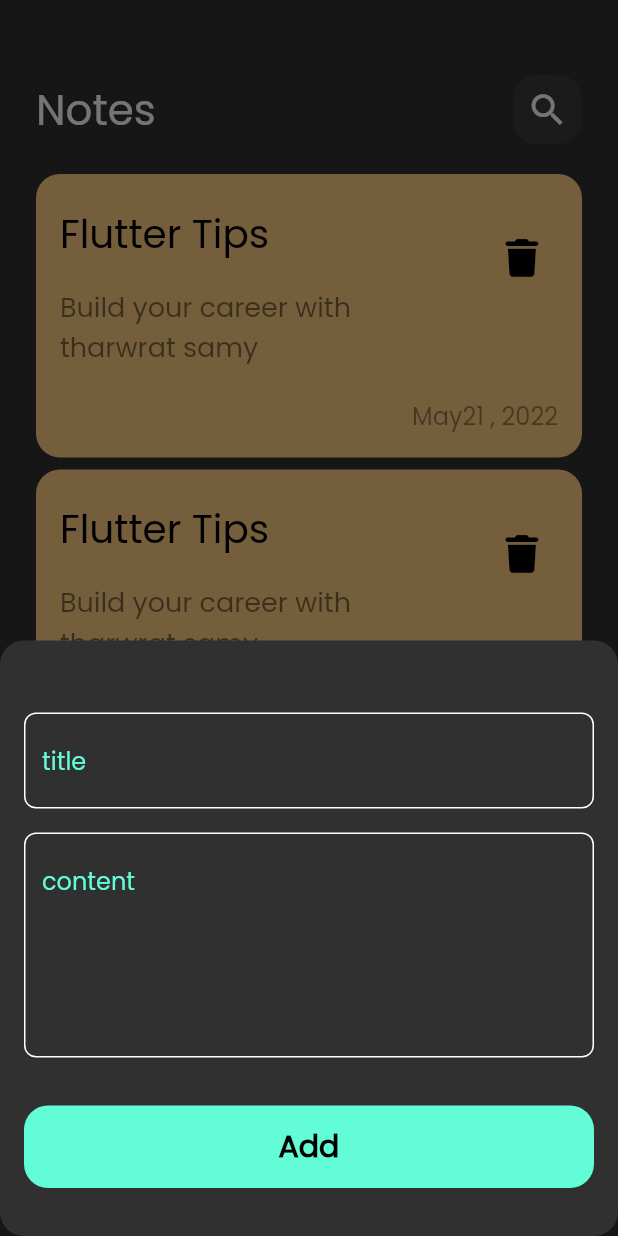
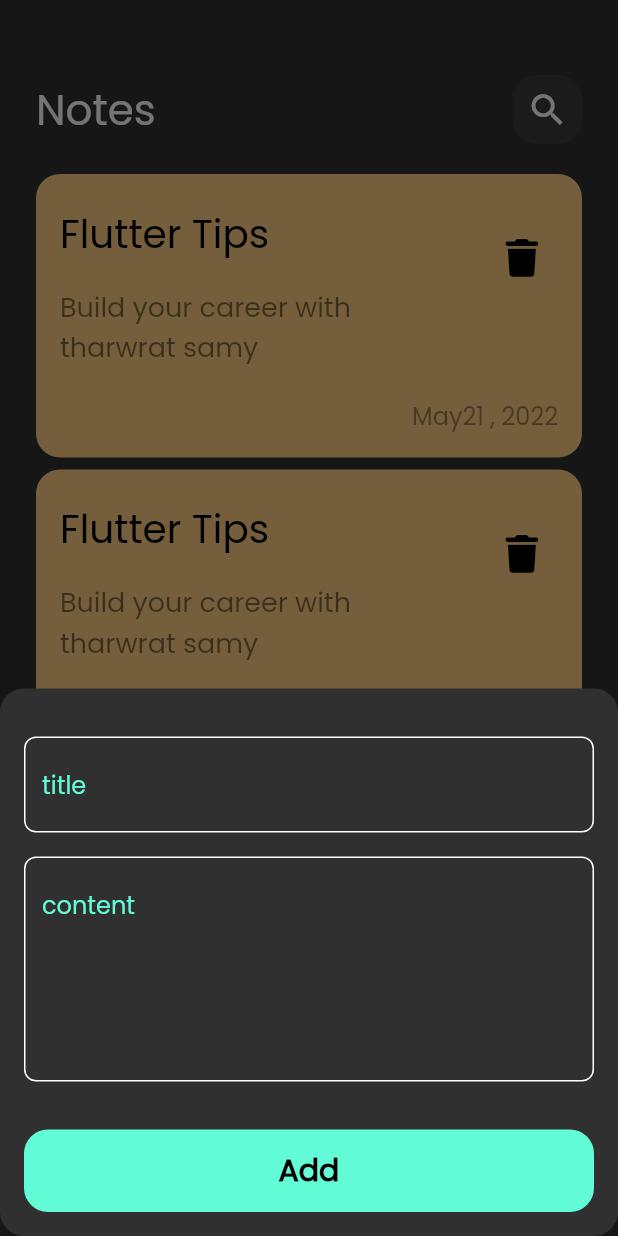
Before and after one commit to HusseinSalem17/note_app, a Flutter app: the screen it shows after launch, after a tap on the "add" icon, on a phone screen of 412 x 824 dp. Run offline on Flutter 3.47's test engine with Material 2 defaults, Android fonts, the phone set to English and light mode, and no system bars; our stand-ins replace bloc, flutter_bloc, font_awesome_flutter, hive, hive_flutter; accounts and stored records are empty.

Commit message:
create notes state

```diff
--- a/lib/views/notes_view.dart
+++ b/lib/views/notes_view.dart
@@ -11,9 +11,11 @@ class NotesView extends StatelessWidget {
       floatingActionButton: FloatingActionButton(
         onPressed: () {
           showModalBottomSheet(
-            shape: RoundedRectangleBorder(
-              borderRadius: BorderRadius.circular(16),
-            ),
+              //to make the ui resize after show the keyboard (move the BottomSheet to up)
+              isScrollControlled: true,
+              shape: RoundedRectangleBorder(
+                borderRadius: BorderRadius.circular(16),
+              ),
               context: context,
               builder: (context) {
                 return const AddNoteBottomSheet();
--- a/lib/views/widgets/add_note_bottom_sheet.dart
+++ b/lib/views/widgets/add_note_bottom_sheet.dart
@@ -24,9 +24,15 @@ class AddNoteBottomSheet extends StatelessWidget {
           //to stop the user to make any action after press button(if true (absorbing) stop make any action during implementation)
           return AbsorbPointer(
             absorbing: state is AddNoteLoading ? true : false,
-            child: const Padding(
-              padding: EdgeInsets.all(16),
-              child: SingleChildScrollView(child: AddNoteForm()),
+            child: Padding(
+              //to make the ui resize after show the keyboard (so make padding from bottom the same size of keyboard so used viewInsets)
+              padding: EdgeInsets.only(
+                  bottom: MediaQuery.of(context).viewInsets.bottom,
+                  left: 16,
+                  right: 16),
+              child: const SingleChildScrollView(
+                child: AddNoteForm(),
+              ),
             ),
           );
         },
```
Also changed, not shown: lib/cubits/notes_cubit/notes_cubit_cubit.dart (added, +10 -0 lines), lib/cubits/notes_cubit/notes_cubit_state.dart (added, +20 -0 lines).
